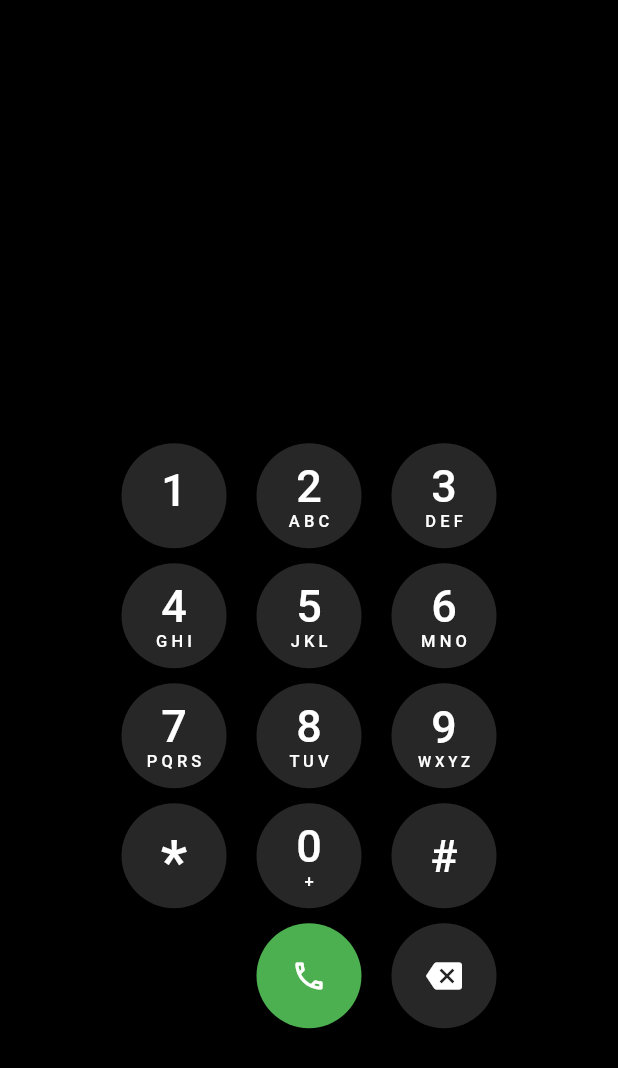
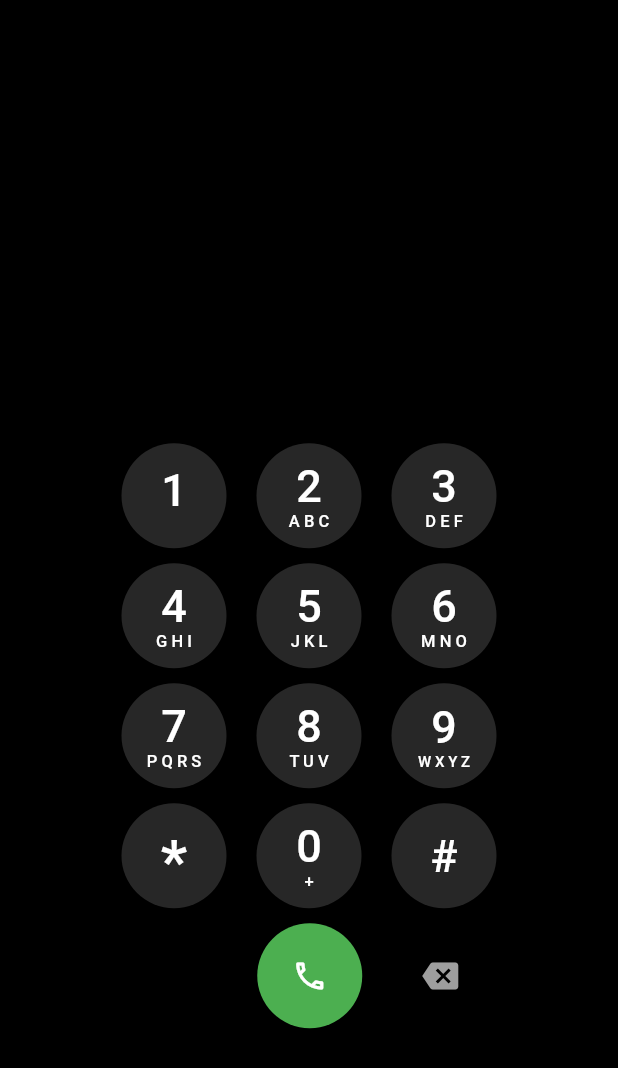
Before and after one commit to RustambekSafarov/Phone_call, a Flutter app: the screen it shows after launch, on a phone screen of 412 x 824 dp. Shown: the top 1068 px of the screen. Run offline on Flutter 3.47's test engine with Material 2 defaults, Android fonts, the phone set to English and light mode, and no system bars.

Commit message:
indirect call

```diff
--- a/lib/main.dart
+++ b/lib/main.dart
@@ -446,16 +446,18 @@ class _PhoneNumberState extends State<PhoneNumber> {
                         fixedSize: Size(70, 70)),
                   ),
                   SizedBox(
-                    width: 20,
+                    width: 40,
                   ),
-                  ElevatedButton(
-                    onPressed: back,
+                  InkWell(
+                    onTap: back,
                     onLongPress: nul,
-                    child: Icon(Icons.backspace),
-                    style: ElevatedButton.styleFrom(
-                        shape: CircleBorder(),
-                        backgroundColor: Color.fromARGB(137, 73, 73, 73),
-                        fixedSize: Size(70, 70)),
+                    child: Icon(
+                      Icons.backspace,
+                      color: Colors.grey,
+                    ),
+                  ),
+                  SizedBox(
+                    width: 25,
                   ),
                 ],
               ),
```
